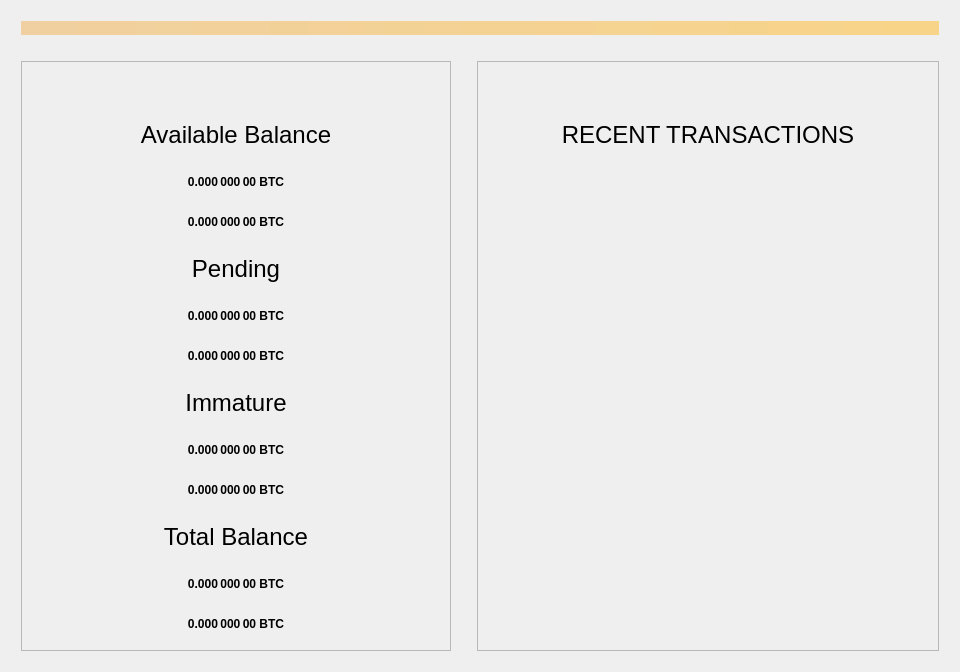
Qt form src/qt/forms/overviewpage.ui (PACCommunity/PAC) before a commit.
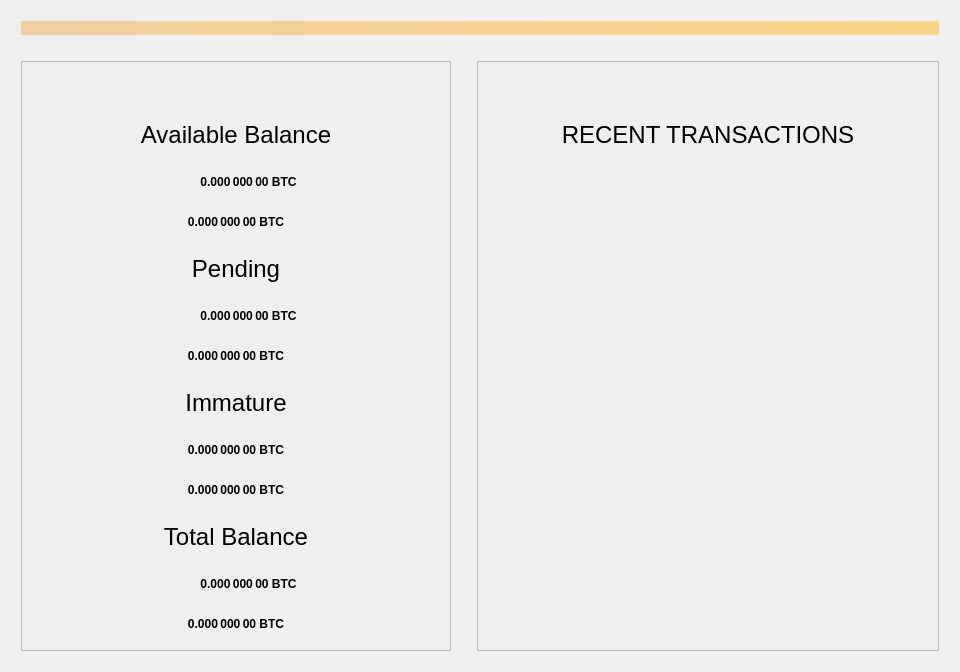
The same form after that commit.

Patch:
```diff
--- a/src/qt/forms/overviewpage.ui
+++ b/src/qt/forms/overviewpage.ui
@@ -7,7 +7,7 @@
     <x>0</x>
     <y>0</y>
     <width>960</width>
-    <height>612</height>
+    <height>662</height>
    </rect>
   </property>
   <property name="minimumSize">
@@ -127,6 +127,18 @@
           <item>
            <layout class="QVBoxLayout" name="verticalLayout_5">
             <item>
+             <layout class="QHBoxLayout" name="horizontalLayout_4">
+              <item>
+               <widget class="QLabel" name="iconLabelAvailable">
+                <property name="text">
+                 <string/>
+                </property>
+                <property name="alignment">
+                 <set>Qt::AlignRight|Qt::AlignTrailing|Qt::AlignVCenter</set>
+                </property>
+               </widget>
+              </item>
+              <item>
              <widget class="QLabel" name="labelBalance">
               <property name="font">
                <font>
@@ -155,6 +167,24 @@
              </widget>
             </item>
             <item>
+               <spacer name="horizontalSpacer">
+                <property name="orientation">
+                 <enum>Qt::Horizontal</enum>
+                </property>
+                <property name="sizeType">
+                 <enum>QSizePolicy::Fixed</enum>
+                </property>
+                <property name="sizeHint" stdset="0">
+                 <size>
+                  <width>122</width>
+                  <height>20</height>
+                 </size>
+                </property>
+               </spacer>
+              </item>
+             </layout>
+            </item>
+            <item>
              <widget class="QLabel" name="labelWatchAvailable">
               <property name="font">
                <font>
@@ -215,6 +245,18 @@
              </widget>
             </item>
             <item>
+             <layout class="QHBoxLayout" name="horizontalLayout_6">
+              <item>
+               <widget class="QLabel" name="iconLabelPending">
+                <property name="text">
+                 <string/>
+                </property>
+                <property name="alignment">
+                 <set>Qt::AlignRight|Qt::AlignTrailing|Qt::AlignVCenter</set>
+                </property>
+               </widget>
+              </item>
+              <item>
              <widget class="QLabel" name="labelUnconfirmed">
               <property name="font">
                <font>
@@ -243,6 +285,24 @@
              </widget>
             </item>
             <item>
+               <spacer name="horizontalSpacer_2">
+                <property name="orientation">
+                 <enum>Qt::Horizontal</enum>
+                </property>
+                <property name="sizeType">
+                 <enum>QSizePolicy::Fixed</enum>
+                </property>
+                <property name="sizeHint" stdset="0">
+                 <size>
+                  <width>122</width>
+                  <height>20</height>
+                 </size>
+                </property>
+               </spacer>
+              </item>
+             </layout>
+            </item>
+            <item>
              <widget class="QLabel" name="labelWatchPending">
               <property name="font">
                <font>
@@ -357,6 +417,18 @@
              </widget>
             </item>
             <item>
+             <layout class="QHBoxLayout" name="horizontalLayout_7">
+              <item>
+               <widget class="QLabel" name="iconLabelTotal">
+                <property name="text">
+                 <string/>
+                </property>
+                <property name="alignment">
+                 <set>Qt::AlignRight|Qt::AlignTrailing|Qt::AlignVCenter</set>
+                </property>
+               </widget>
+              </item>
+              <item>
              <widget class="QLabel" name="labelTotal">
               <property name="font">
                <font>
@@ -383,6 +455,24 @@
                <string>pacCoinsLabel</string>
               </property>
              </widget>
+              </item>
+              <item>
+               <spacer name="horizontalSpacer_3">
+                <property name="orientation">
+                 <enum>Qt::Horizontal</enum>
+                </property>
+                <property name="sizeType">
+                 <enum>QSizePolicy::Maximum</enum>
+                </property>
+                <property name="sizeHint" stdset="0">
+                 <size>
+                  <width>122</width>
+                  <height>20</height>
+                 </size>
+                </property>
+               </spacer>
+              </item>
+             </layout>
             </item>
             <item>
              <widget class="QLabel" name="labelWatchTotal">
```
Lines whose indentation alone changed are shown as unchanged.
